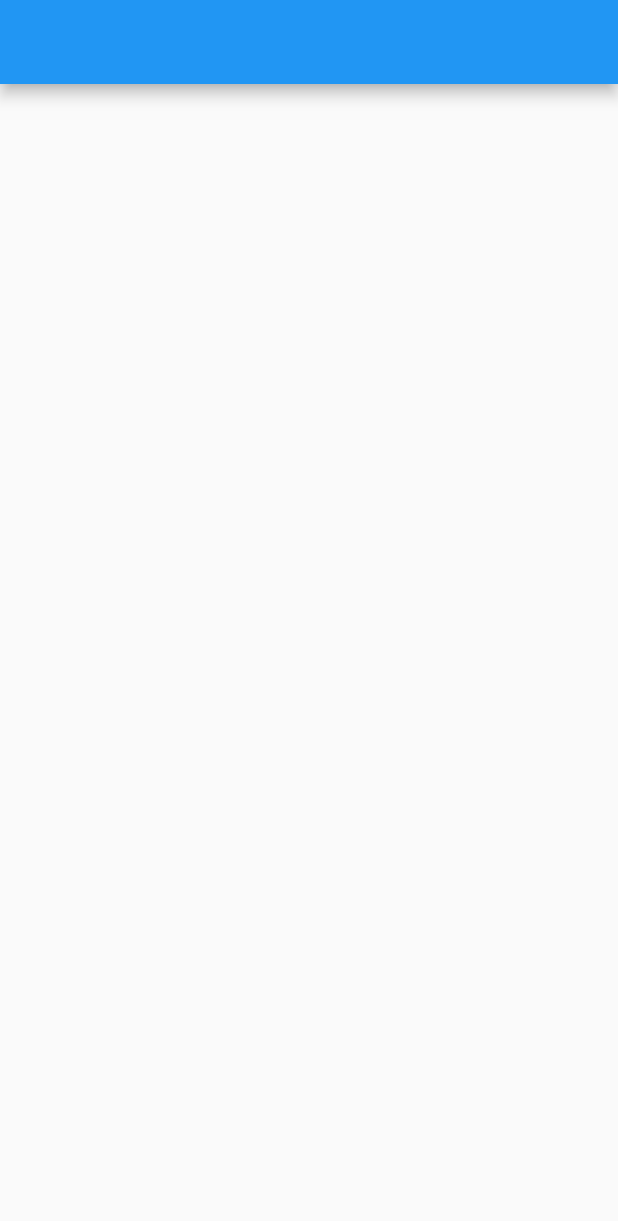
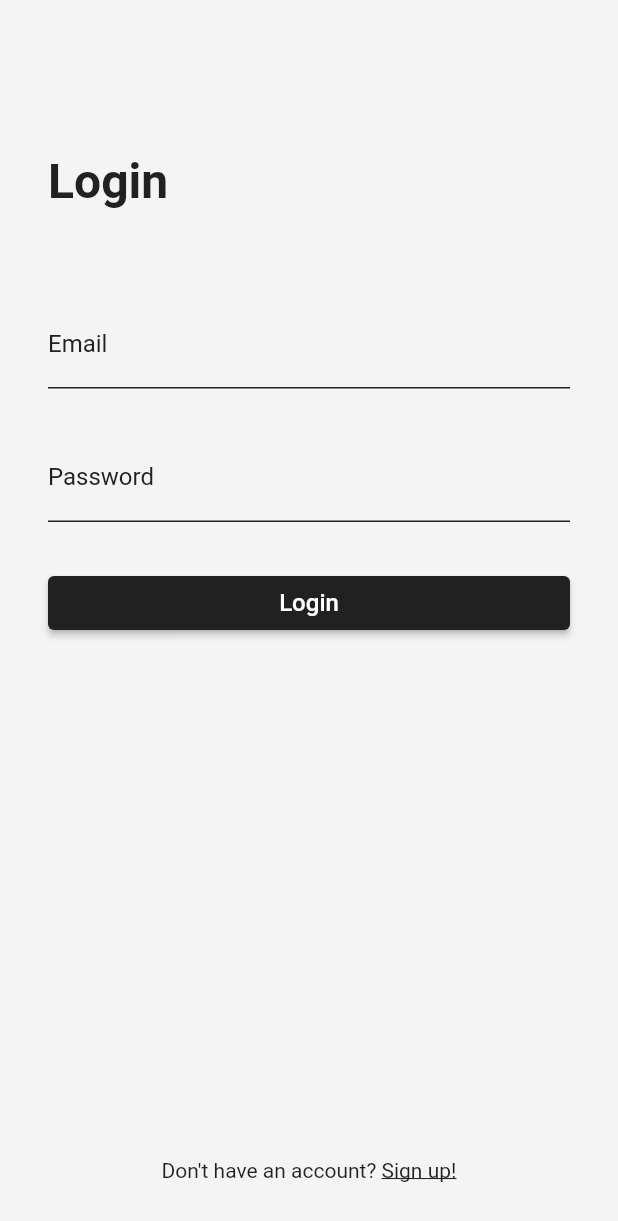
Before and after one commit to Ahmadexe/PokeDoke, a Flutter app: the screen it shows after launch, on a phone screen of 412 x 824 dp. Shown: the top 1221 px of the screen. Run offline on Flutter 3.47's test engine with Material 2 defaults, Android fonts, the phone set to English and light mode, and no system bars; drawn by our look-alikes of flutter_form_builder; our stand-ins replace firebase_core; accounts and stored records are empty.

Commit message:
Login Screen UI completed

```diff
--- /dev/null
+++ b/lib/constants/colors.dart
@@ -0,0 +1,4 @@
+import 'package:flutter/material.dart';
+
+var scaffoldBackgroundColor = const Color.fromRGBO(244,244,244, 1);
+var secondaryColor = const Color.fromRGBO(33,33,33, 1);
--- a/lib/main.dart
+++ b/lib/main.dart
@@ -2,6 +2,7 @@ import 'package:firebase_core/firebase_core.dart';
 import 'package:flutter/material.dart';
 import 'package:pokedoke/firebase_options.dart';
 import 'package:pokedoke/screens/home_screen.dart';
+import 'package:pokedoke/screens/login_screen.dart';
 
 void main() async {
   WidgetsFlutterBinding.ensureInitialized();
@@ -17,7 +18,7 @@ class MyApp extends StatelessWidget {
   @override
   Widget build(BuildContext context) {
     return const MaterialApp(
-      home: HomeScreen(),
+      home: LoginScreen(),
     );
   }
 }
--- /dev/null
+++ b/lib/screens/login_screen.dart
@@ -0,0 +1,124 @@
+import 'package:flutter/material.dart';
+import 'package:flutter_form_builder/flutter_form_builder.dart';
+import 'package:pokedoke/constants/colors.dart';
+
+class LoginScreen extends StatefulWidget {
+  const LoginScreen({super.key});
+
+  @override
+  State<LoginScreen> createState() => _LoginScreenState();
+}
+
+class _LoginScreenState extends State<LoginScreen> {
+  final _loginFormKey = GlobalKey<FormBuilderState>();
+
+  @override
+  Widget build(BuildContext context) {
+    return Scaffold(
+      resizeToAvoidBottomInset: false,
+      backgroundColor: scaffoldBackgroundColor,
+      body: Padding(
+        padding: const EdgeInsets.all(32),
+        child: Column(
+          children: [
+            const SizedBox(
+              height: 70,
+            ),
+            Align(
+              alignment: Alignment.topLeft,
+              child: Text(
+                "Login",
+                style: TextStyle(
+                    color: secondaryColor,
+                    fontSize: 32,
+                    fontWeight: FontWeight.w700),
+              ),
+            ),
+            const SizedBox(
+              height: 60,
+            ),
+            FormBuilder(
+                key: _loginFormKey,
+                child: Column(
+                  children: [
+                    FormBuilderTextField(
+                      name: 'emailField',
+                      cursorColor: secondaryColor,
+                      decoration: InputDecoration(
+                        labelText: 'Email',
+                        hintText: 'Enter your email',
+                        labelStyle: TextStyle(
+                          color: secondaryColor,
+                          fontSize: 16,
+                        ),
+                        enabledBorder: UnderlineInputBorder(
+                          borderSide: BorderSide(color: secondaryColor),
+                        ),
+                        focusedBorder: UnderlineInputBorder(
+                          borderSide: BorderSide(color: secondaryColor),
+                        ),
+                      ),
+                    ),
+                    const SizedBox(
+                      height: 30,
+                    ),
+                    FormBuilderTextField(
+                      name: 'passwordField',
+                      cursorColor: secondaryColor,
+                      obscureText: true,
+                      decoration: InputDecoration(
+                        labelText: 'Password',
+                        hintText: 'Enter your password',
+                        labelStyle: TextStyle(
+                          color: secondaryColor,
+                          fontSize: 16,
+                        ),
+                        enabledBorder: UnderlineInputBorder(
+                          borderSide: BorderSide(color: secondaryColor),
+                        ),
+                        focusedBorder: UnderlineInputBorder(
+                          borderSide: BorderSide(color: secondaryColor),
+                        ),
+                      ),
+                    ),
+                    const SizedBox(
+                      height: 30,
+                    ),
+                    SizedBox(
+                        width: MediaQuery.of(context).size.width,
+                        child: ElevatedButton(
+                            onPressed: () {},
+                            style: ButtonStyle(
+                                backgroundColor:
+                                    MaterialStateProperty.all<Color>(
+                                        secondaryColor)),
+                            child: const Text(
+                              "Login",
+                              style: TextStyle(fontSize: 16),
+                            ))),
+                  ],
+                )),
+            SizedBox(
+              height: MediaQuery.of(context).size.height * 0.42,
+            ),
+            GestureDetector(
+              onTap: () {
+
+              },
+              child: Row(
+                mainAxisAlignment: MainAxisAlignment.center,
+                crossAxisAlignment: CrossAxisAlignment.center,
+                children: const [
+                  Text("Don't have an account? "),
+                  Text("Sign up!", style: TextStyle(
+                    decoration: TextDecoration.underline
+                  ),)
+                ],
+              ),
+            ),
+          ],
+        ),
+      ),
+    );
+  }
+}
--- a/pubspec.yaml
+++ b/pubspec.yaml
@@ -45,6 +45,7 @@ dependencies:
   firebase_core: ^2.2.0
   firebase_auth: ^4.1.2
   cloud_firestore: ^4.0.5
+  flutter_form_builder: ^7.7.0
 
 dev_dependencies:
   flutter_test:
```
Also changed, not shown: lib/screens/signup_screen.dart (added), pubspec.lock.
